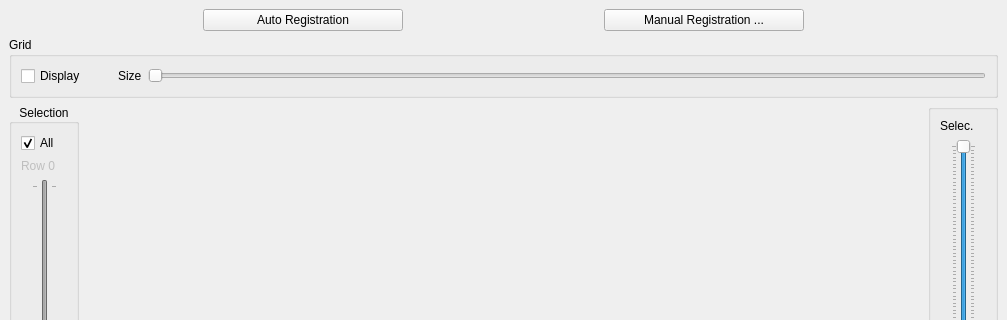
neutronimaging/python_notebooks, file ui/ui_registration.ui: the form before one commit; both pictures show x 0 to 1007 and y 0 to 320 of the 1007 by 1149 pixel window.
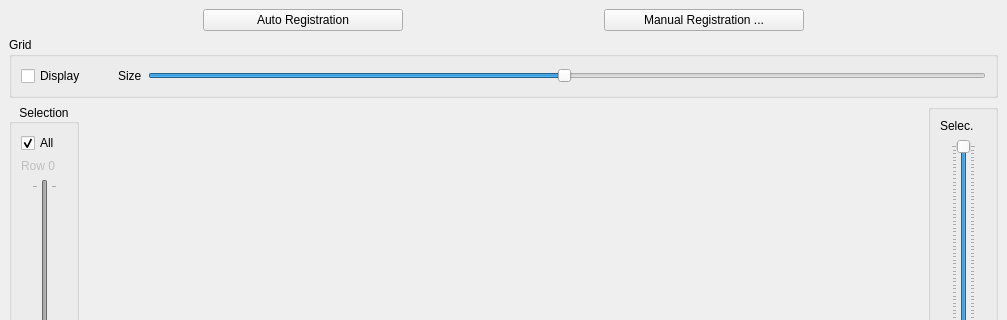
The form after the commit.

The edit to the form file:
```diff
--- a/ui/ui_registration.ui
+++ b/ui/ui_registration.ui
@@ -152,6 +152,9 @@
          <property name="maximum">
           <number>200</number>
          </property>
+         <property name="value">
+          <number>100</number>
+         </property>
          <property name="orientation">
           <enum>Qt::Horizontal</enum>
          </property>
```
